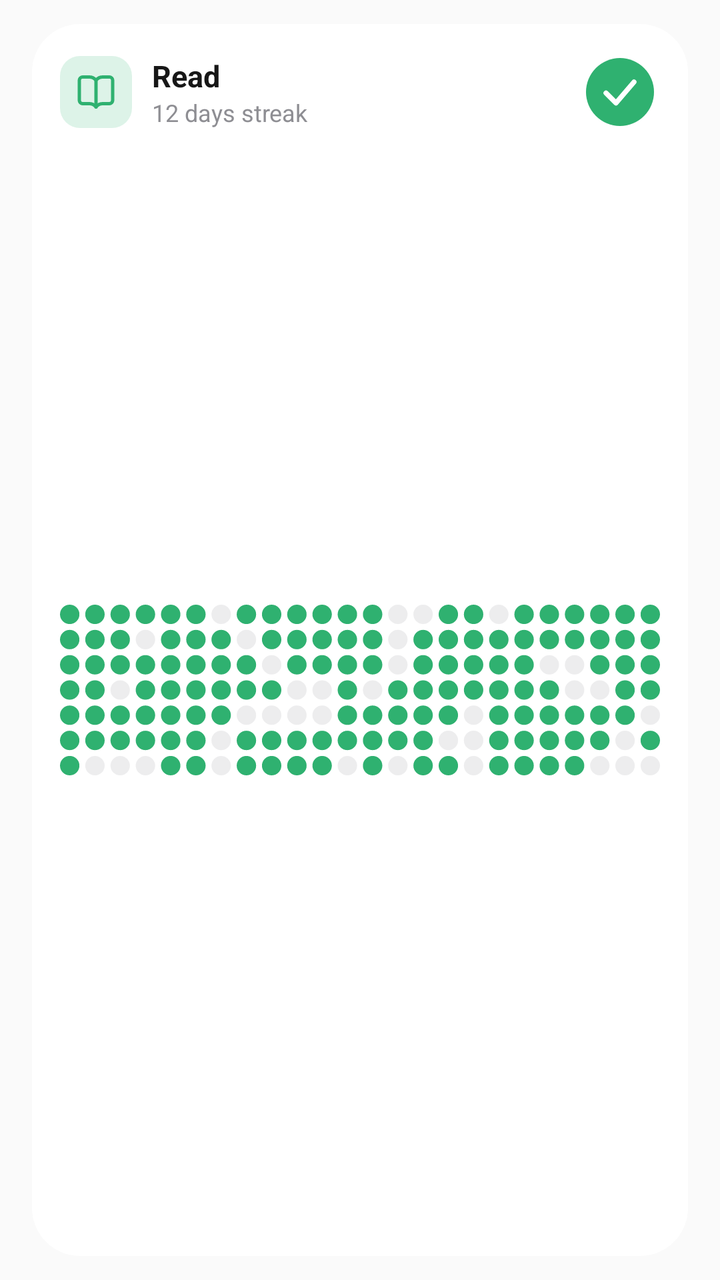
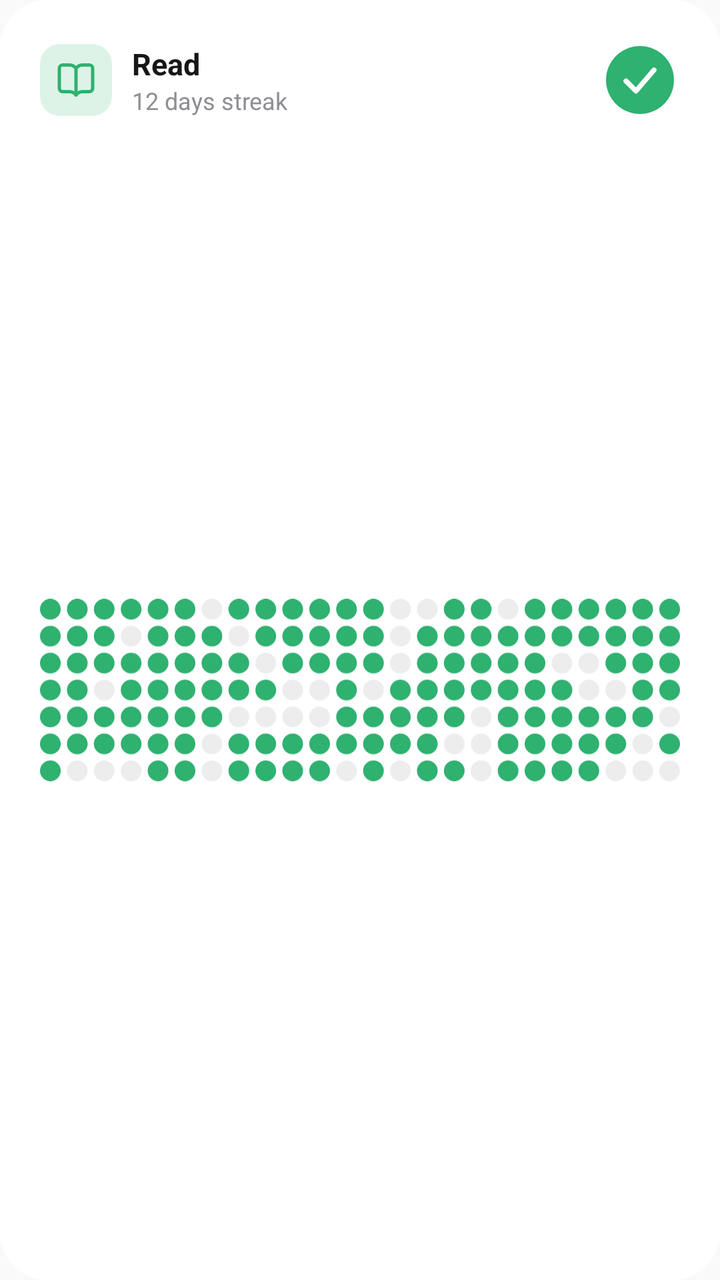

An Android layout rendered at two revisions. The XML below is the earlier revision; the diff shows what the commit changed to produce the second picture.
<!-- AndroidManifest.xml: application theme AppTheme -->
<!-- res/layout/widget_preview.xml -->
<?xml version="1.0" encoding="utf-8"?>
<FrameLayout xmlns:android="http://schemas.android.com/apk/res/android"
    android:layout_width="match_parent"
    android:layout_height="match_parent"
    android:paddingHorizontal="16dp"
    android:paddingVertical="12dp">

    <LinearLayout
        android:layout_width="match_parent"
        android:layout_height="match_parent"
        android:background="@drawable/widget_background"
        android:orientation="vertical"
        android:padding="14dp">

        <LinearLayout
            android:layout_width="match_parent"
            android:layout_height="40dp"
            android:gravity="center_vertical"
            android:orientation="horizontal">

            <ImageView
                android:layout_width="36dp"
                android:layout_height="36dp"
                android:background="@drawable/widget_preview_icon_background"
                android:importantForAccessibility="no"
                android:padding="8dp"
                android:src="@drawable/widget_icon_book"
                android:tint="#FF2FB170" />

            <LinearLayout
                android:layout_width="0dp"
                android:layout_height="wrap_content"
                android:layout_marginStart="10dp"
                android:layout_weight="1"
                android:orientation="vertical">

                <TextView
                    android:layout_width="wrap_content"
                    android:layout_height="wrap_content"
                    android:text="@string/widget_preview_name"
                    android:textColor="@color/widget_text"
                    android:textSize="15sp"
                    android:textStyle="bold" />

                <TextView
                    android:layout_width="wrap_content"
                    android:layout_height="wrap_content"
                    android:text="@string/widget_preview_streak"
                    android:textColor="@color/widget_text_secondary"
                    android:textSize="12sp" />
            </LinearLayout>

            <ImageView
                android:layout_width="40dp"
                android:layout_height="40dp"
                android:importantForAccessibility="no"
                android:padding="2dp"
                android:src="@drawable/widget_preview_check" />
        </LinearLayout>

        <ImageView
            android:layout_width="match_parent"
            android:layout_height="0dp"
            android:layout_marginTop="10dp"
            android:layout_weight="1"
            android:importantForAccessibility="no"
            android:scaleType="fitCenter"
            android:src="@drawable/widget_preview_heatmap" />
    </LinearLayout>
</FrameLayout>
<!-- resources referenced by this layout -->
<resources>
  <color name="widget_text">#171717</color>
  <color name="widget_text_secondary">#8E8E93</color>
  <!-- drawable widget_background (drawable) -->
  <?xml version="1.0" encoding="utf-8"?>
  <shape xmlns:android="http://schemas.android.com/apk/res/android" android:shape="rectangle">
      <solid android:color="@color/widget_background" />
      <corners android:radius="24dp" />
  </shape>
  <!-- drawable widget_icon_book (drawable) -->
  <?xml version="1.0" encoding="utf-8"?>
  <vector xmlns:android="http://schemas.android.com/apk/res/android"
      android:width="24dp"
      android:height="24dp"
      android:viewportWidth="24"
      android:viewportHeight="24">
      <path
          android:pathData="M12 5v16"
          android:strokeColor="#FFFFFFFF"
          android:strokeWidth="2"
          android:strokeLineCap="round"
          android:strokeLineJoin="round"
          android:fillColor="#00000000" />
      <path
          android:pathData="M20.001 19A2 2 0 0 0 22 17V5a2 2 0 0 0 -1.999 -2L16 3.002A5 5 0 0 0 12 5a5 5 0 0 0 -4 -2H4a2 2 0 0 0 -2 2v12a2 2 0 0 0 1.999 2H8a5 5 0 0 1 4 2 5 5 0 0 1 4 -2 z"
          android:strokeColor="#FFFFFFFF"
          android:strokeWidth="2"
          android:strokeLineCap="round"
          android:strokeLineJoin="round"
          android:fillColor="#00000000" />
  </vector>
  <!-- drawable widget_preview_check (drawable) -->
  <?xml version="1.0" encoding="utf-8"?>
  <vector xmlns:android="http://schemas.android.com/apk/res/android"
      android:width="36dp"
      android:height="36dp"
      android:viewportWidth="36"
      android:viewportHeight="36">
      <path android:fillColor="#FF2FB170" android:pathData="M1 18a17 17 0 1 0 34 0a17 17 0 1 0 -34 0" />
      <path
          android:pathData="M11 18.5L16 23.5L25 13"
          android:strokeColor="#FFFFFFFF"
          android:strokeWidth="2.5"
          android:strokeLineCap="round"
          android:strokeLineJoin="round"
          android:fillColor="#00000000" />
  </vector>
  <!-- drawable widget_preview_heatmap: vector/xml drawable (drawable, 9343 chars, omitted) -->
  <!-- drawable widget_preview_icon_background (drawable) -->
  <?xml version="1.0" encoding="utf-8"?>
  <shape xmlns:android="http://schemas.android.com/apk/res/android" android:shape="rectangle">
      <solid android:color="#292FB170" />
      <corners android:radius="10dp" />
  </shape>
  <string name="widget_preview_name">Read</string>
  <string name="widget_preview_streak">12 days streak</string>
  <style name="AppTheme" parent="Theme.AppCompat.Light.DarkActionBar">
          
          <item name="colorPrimary">@color/colorPrimary</item>
          <item name="colorPrimaryDark">@color/colorPrimaryDark</item>
          <item name="colorAccent">@color/colorAccent</item>
      </style>
  <color name="widget_background">#FFFFFF</color>
</resources>

<!-- the commit's change to res/layout/widget_preview.xml (unified diff, before → after) -->
@@ -1,16 +1,14 @@
 <?xml version="1.0" encoding="utf-8"?>
 <FrameLayout xmlns:android="http://schemas.android.com/apk/res/android"
     android:layout_width="match_parent"
-    android:layout_height="match_parent"
-    android:paddingHorizontal="16dp"
-    android:paddingVertical="12dp">
+    android:layout_height="match_parent">
 
     <LinearLayout
         android:layout_width="match_parent"
         android:layout_height="match_parent"
         android:background="@drawable/widget_background"
         android:orientation="vertical"
-        android:padding="14dp">
+        android:padding="20dp">
 
         <LinearLayout
             android:layout_width="match_parent"
